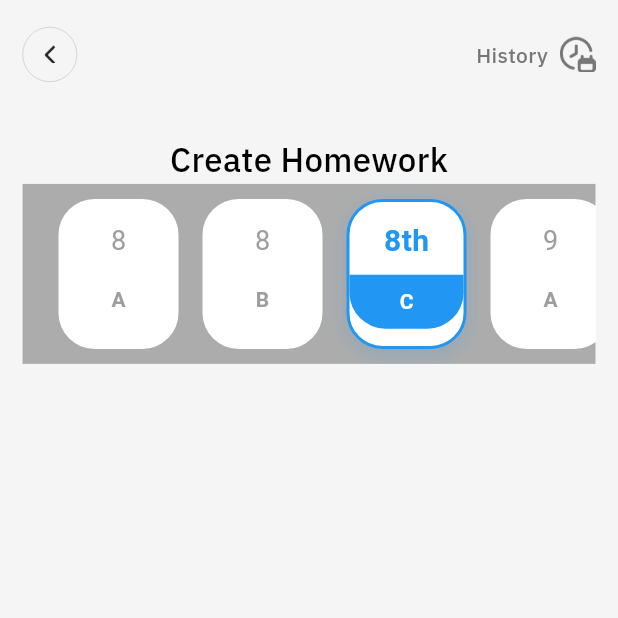
After one commit to vigneshkumar-001/st_school_teacher, a Flutter app: the screen it shows after launch, after a tap on "Create", on a phone screen of 412 x 824 dp, the top half of it. The commit adds this screen. Run offline on Flutter 3.47's test engine with Material 3 defaults, Android fonts, the phone set to English and light mode, and no system bars; our stand-ins replace google_fonts, table_calendar.

Commit message:
maara change

```diff
--- /dev/null
+++ b/lib/Presentation/Homework/homework_create.dart
@@ -0,0 +1,209 @@
+import 'package:flutter/material.dart';
+
+import '../../Core/Utility/app_color.dart';
+import '../../Core/Utility/app_images.dart';
+import '../../Core/Utility/google_fonts.dart';
+import '../../Core/Widgets/common_container.dart';
+
+class HomeworkCreate extends StatefulWidget {
+  const HomeworkCreate({super.key});
+
+  @override
+  State<HomeworkCreate> createState() => _HomeworkCreateState();
+}
+
+class _HomeworkCreateState extends State<HomeworkCreate> {
+  final List<Map<String, String>> classData = [
+    {'grade': '8', 'section': 'A'},
+    {'grade': '8', 'section': 'B'},
+    {'grade': '8', 'section': 'C'},
+    {'grade': '9', 'section': 'A'},
+    {'grade': '9', 'section': 'C'},
+  ];
+
+  int selectedIndex = 2;
+
+  @override
+  Widget build(BuildContext context) {
+    return Scaffold(
+      backgroundColor: AppColor.lowLightgray,
+      body: SafeArea(
+        child: SingleChildScrollView(
+          child: Padding(
+            padding: const EdgeInsets.symmetric(horizontal: 15, vertical: 18),
+            child: Column(
+              children: [
+                Row(
+                  children: [
+                    CommonContainer.NavigatArrow(
+                      image: AppImages.leftSideArrow,
+                      imageColor: AppColor.lightBlack,
+                      container: AppColor.lowLightgray,
+                      onIconTap: () => Navigator.pop(context),
+                      border: Border.all(color: AppColor.lightgray, width: 0.3),
+                    ),
+                    Spacer(),
+                    Text(
+                      'History',
+                      style: GoogleFont.ibmPlexSans(
+                        fontSize: 14,
+                        fontWeight: FontWeight.w500,
+                        color: AppColor.gray,
+                      ),
+                    ),
+                    SizedBox(width: 8),
+                    Image.asset(AppImages.historyImage, height: 24),
+                  ],
+                ),
+                SizedBox(height: 35),
+                Text(
+                  'Create Homework',
+                  style: GoogleFont.ibmPlexSans(
+                    fontWeight: FontWeight.w500,
+                    fontSize: 22,
+                    color: AppColor.black,
+                  ),
+                ),
+                Container(
+                  decoration: BoxDecoration(color: AppColor.white),
+                  child: Column(
+                    children: [
+                      Container(
+                        decoration: BoxDecoration(color: AppColor.lightgray),
+                        child: Stack(
+                          children: [
+                            Center(
+                              child: SizedBox(
+                                height: 120,
+                                child: ListView.builder(
+                                  scrollDirection: Axis.horizontal,
+                                  padding: const EdgeInsets.symmetric(
+                                    horizontal: 16,
+                                  ),
+                                  itemCount: classData.length,
+                                  itemBuilder: (context, index) {
+                                    final item = classData[index];
+                                    final isSelected = index == selectedIndex;
+                                    final grade = item['grade']!;
+                                    final section = item['section']!;
+
+                                    return GestureDetector(
+                                      onTap: () {
+                                        setState(() {
+                                          selectedIndex = index;
+                                        });
+                                      },
+                                      child: Container(
+                                        width: 80,
+                                        height: isSelected ? 160 : 100,
+                                        margin: const EdgeInsets.symmetric(
+                                          horizontal: 8,
+                                          vertical: 10,
+                                        ),
+                                        decoration: BoxDecoration(
+                                          color:
+                                              isSelected
+                                                  ? Colors.white
+                                                  : Colors.white,
+                                          borderRadius: BorderRadius.circular(
+                                            24,
+                                          ),
+                                          boxShadow:
+                                              isSelected
+                                                  ? [
+                                                    BoxShadow(
+                                                      color: Colors.blue
+                                                          .withOpacity(0.2),
+                                                      blurRadius: 10,
+                                                      offset: Offset(0, 4),
+                                                    ),
+                                                  ]
+                                                  : [],
+                                          border:
+                                              isSelected
+                                                  ? Border.all(
+                                                    color: Colors.blue,
+                                                    width: 2,
+                                                  )
+                                                  : null,
+                                        ),
+                                        child: Column(
+                                          mainAxisAlignment:
+                                              MainAxisAlignment.center,
+                                          children: [
+                                            if (isSelected)
+                                              Text(
+                                                '${grade}th',
+                                                style: TextStyle(
+                                                  fontSize: 20,
+                                                  fontWeight: FontWeight.bold,
+                                                  color: Colors.blue,
+                                                ),
+                                              )
+                                            else
+                                              Text(
+                                                grade,
+                                                style: TextStyle(
+                                                  fontSize: 18,
+                                                  color: Colors.grey,
+                                                ),
+                                              ),
+                                            SizedBox(height: 8),
+                                            Container(
+                                              width: double.infinity,
+                                              decoration: BoxDecoration(
+                                                color:
+                                                    isSelected
+                                                        ? Colors.blue
+                                                        : Colors.transparent,
+                                                borderRadius:
+                                                    BorderRadius.vertical(
+                                                      bottom: Radius.circular(
+                                                        24,
+                                                      ),
+                                                    ),
+                                              ),
+                                              padding: EdgeInsets.symmetric(
+                                                vertical: 8,
+                                              ),
+                                              alignment: Alignment.center,
+                                              child: Text(
+                                                section,
+                                                style: TextStyle(
+                                                  color:
+                                                      isSelected
+                                                          ? Colors.white
+                                                          : Colors.grey,
+                                                  fontWeight: FontWeight.bold,
+                                                ),
+                                              ),
+                                            ),
+                                          ],
+                                        ),
+                                      ),
+                                    );
+                                  },
+                                ),
+                              ),
+                            ),
+                          ],
+                        ),
+                      ),
+                    ],
+                  ),
+                ),
+              ],
+            ),
+          ),
+        ),
+      ),
+    );
+  }
+
+  String _getSuffix(int number) {
+    if (number == 1) return "st";
+    if (number == 2) return "nd";
+    if (number == 3) return "rd";
+    return "th";
+  }
+}
--- a/lib/Presentation/Menu/menu_screen.dart
+++ b/lib/Presentation/Menu/menu_screen.dart
@@ -7,6 +7,7 @@ import 'package:st_teacher_app/Core/Widgets/common_container.dart';
 
 import '../Attendance/attendance_history.dart';
 import '../Attendance/attendance_start.dart';
+import '../Homework/homework_create.dart';
 
 class MenuScreen extends StatefulWidget {
   const MenuScreen({super.key});
@@ -94,6 +95,12 @@ class _MenuScreenState extends State<MenuScreen> {
                 ),
                 SizedBox(height: 20),
                 CommonContainer.Menu_Students(
+                  Start: () {
+                    Navigator.push(
+                      context,
+                      MaterialPageRoute(builder: (context) => HomeworkCreate()),
+                    );
+                  },
                   onIconTap: () {},
                   mainText: 'Homework',
                   subText: 'Create',
```
